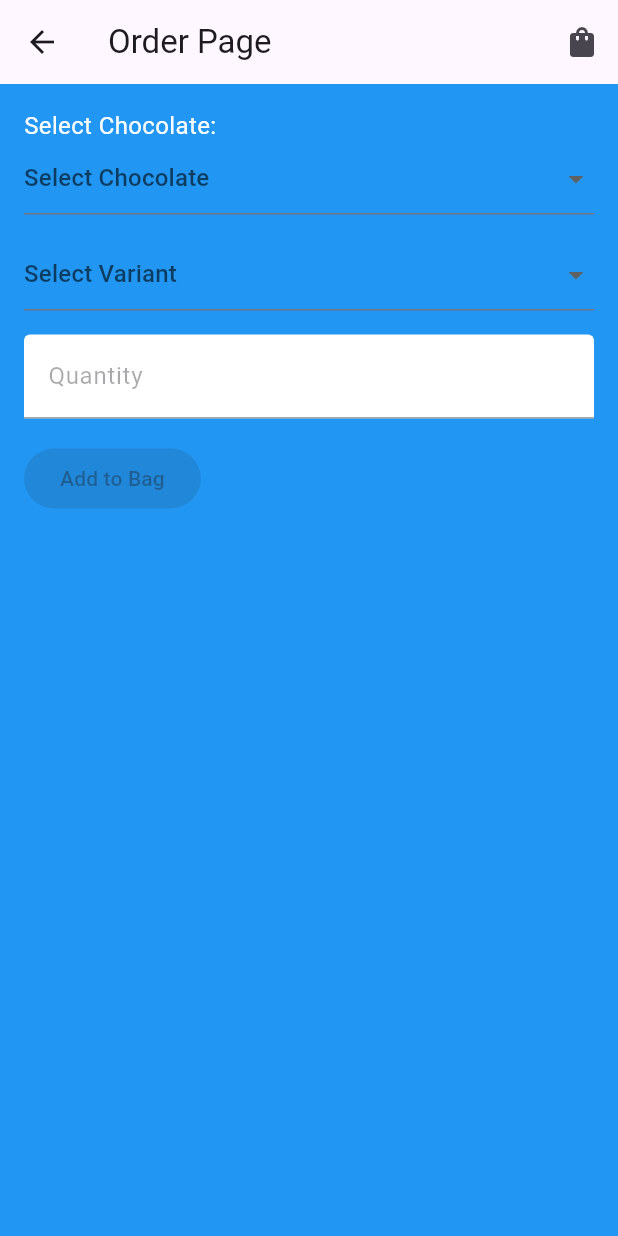
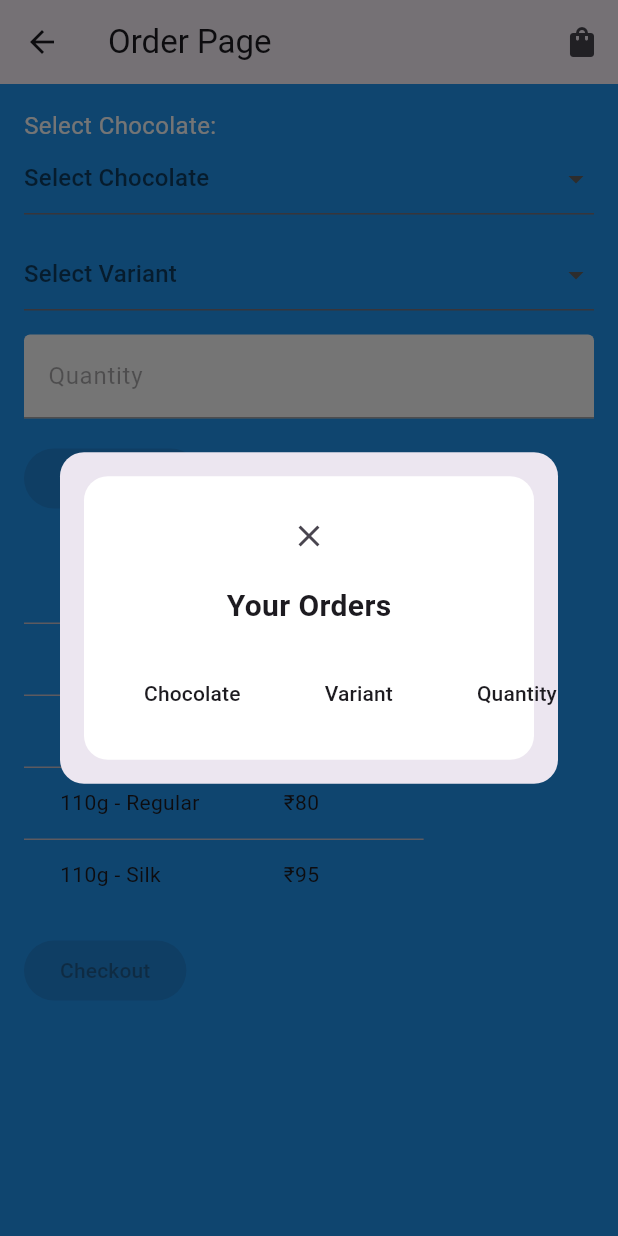
Before and after one commit to barbell-dev/IHP_flutter_app, a Flutter app: the OrderPage screen opened directly, after a tap on the "shopping bag" icon, on a phone screen of 412 x 824 dp. Run offline on Flutter 3.47's test engine with Material 3 defaults, Android fonts, the phone set to English and light mode, and no system bars.

Commit message:
Added 'your orders' feature

```diff
--- a/lib/order_page.dart
+++ b/lib/order_page.dart
@@ -10,6 +10,7 @@ class _OrderPageState extends State<OrderPage> {
   String? selectedVariant;
   int quantity = 1; // Default quantity is 1
   int bagCount = 0;
+  List<Order> orders = [];
 
   @override
   Widget build(BuildContext context) {
@@ -22,7 +23,7 @@ class _OrderPageState extends State<OrderPage> {
               IconButton(
                 icon: Icon(Icons.shopping_bag),
                 onPressed: () {
-                  // Add functionality for bag icon
+                  _showOrdersDialog();
                 },
               ),
               if (bagCount > 0)
@@ -116,10 +117,53 @@ class _OrderPageState extends State<OrderPage> {
               onPressed: selectedChocolate != null ? () => addToBag() : null,
               child: Text('Add to Bag'),
             ),
+            SizedBox(height: 16.0),
+            // Pricing Table
+            _buildPricingTable(),
+            SizedBox(height: 16.0),
+            // Checkout Button
+            ElevatedButton(
+              onPressed: bagCount > 0 ? () => checkout() : null,
+              child: Text('Checkout'),
+            ),
           ],
         ),
       ),
     );
+  }
+
+  Widget _buildPricingTable() {
+    return DataTable(
+      columns: [
+        DataColumn(label: Text('Variant')),
+        DataColumn(label: Text('Price (INR)')),
+      ],
+      rows: _buildPricingRows(),
+    );
+  }
+
+  List<DataRow> _buildPricingRows() {
+    final Map<String, int> prices = {
+      '10g - Regular': 10,
+      '35g - Regular': 30,
+      '110g - Regular': 80,
+      '110g - Silk': 95,
+    };
+
+    List<DataRow> rows = [];
+    prices.forEach((variant, price) {
+      rows.add(DataRow(
+        cells: [
+          DataCell(Text(variant)),
+          DataCell(Row(
+            children: [
+              Text('\u{20B9}$price'),
+            ],
+          )),
+        ],
+      ));
+    });
+    return rows;
   }
 
   List<DropdownMenuItem<String>> _buildVariantItems(String? chocolate) {
@@ -129,7 +173,7 @@ class _OrderPageState extends State<OrderPage> {
       variants.addAll(
           ['10g - Regular', '35g - Regular', '110g - Regular', '110g - Silk']);
     } else {
-      variants.addAll(['10g', '35g', '110g']);
+      variants.addAll(['10g - Regular', '35g - Regular', '110g - Regular']);
     }
 
     return variants.map((String value) {
@@ -145,8 +189,96 @@ class _OrderPageState extends State<OrderPage> {
 
   void addToBag() {
     setState(() {
+      // Check if an order with the same chocolate and variant already exists
+      bool foundExistingOrder = false;
+      for (Order order in orders) {
+        if (order.chocolate == selectedChocolate &&
+            order.variant == selectedVariant) {
+          // Update the quantity of the existing order
+          order.quantity += quantity;
+          foundExistingOrder = true;
+          break;
+        }
+      }
+
+      // If no existing order found, add a new order
+      if (!foundExistingOrder) {
+        orders.add(Order(selectedChocolate!, selectedVariant!, quantity));
+      }
+
       // Increase bag count by the selected quantity
       bagCount += quantity;
     });
   }
+
+  void checkout() {
+    // Add functionality for checkout button
+  }
+
+  void _showOrdersDialog() {
+    showDialog(
+      context: context,
+      builder: (BuildContext context) {
+        return Dialog(
+          shape: RoundedRectangleBorder(
+            borderRadius: BorderRadius.circular(16.0),
+          ),
+          child: Padding(
+            padding: EdgeInsets.all(16.0),
+            child: Container(
+              decoration: BoxDecoration(
+                color: Colors.white,
+                borderRadius: BorderRadius.circular(16.0),
+              ),
+              padding: EdgeInsets.all(16.0),
+              child: Column(
+                mainAxisSize: MainAxisSize.min,
+                children: [
+                  IconButton(
+                    icon: Icon(Icons.close),
+                    onPressed: () {
+                      Navigator.pop(context);
+                    },
+                  ),
+                  SizedBox(height: 8.0),
+                  Text(
+                    'Your Orders',
+                    style: TextStyle(
+                      fontSize: 20.0,
+                      fontWeight: FontWeight.bold,
+                    ),
+                  ),
+                  SizedBox(height: 16.0),
+                  DataTable(
+                    columns: [
+                      DataColumn(label: Text('Chocolate')),
+                      DataColumn(label: Text('Variant')),
+                      DataColumn(label: Text('Quantity')),
+                    ],
+                    rows: orders.map((order) {
+                      return DataRow(
+                        cells: [
+                          DataCell(Text(order.chocolate)),
+                          DataCell(Text(order.variant)),
+                          DataCell(Text(order.quantity.toString())),
+                        ],
+                      );
+                    }).toList(),
+                  ),
+                ],
+              ),
+            ),
+          ),
+        );
+      },
+    );
+  }
 }
+
+class Order {
+  final String chocolate;
+  final String variant;
+  int quantity;
+
+  Order(this.chocolate, this.variant, this.quantity);
+}
```
